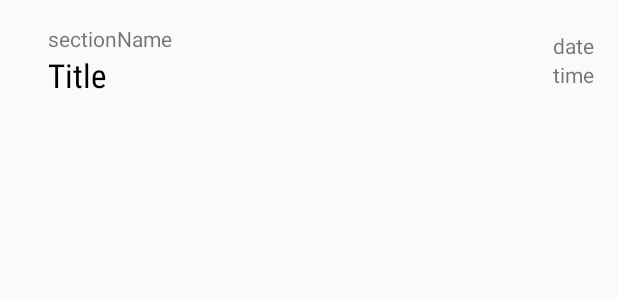
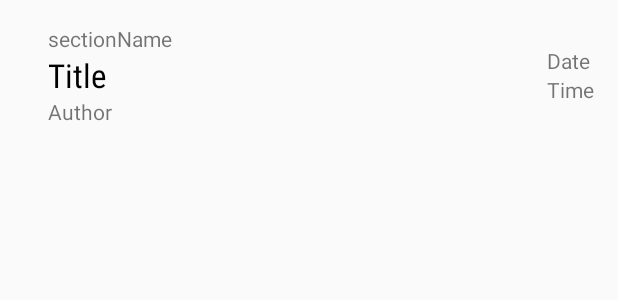
Before and after one commit to ososstar/TownNews, an Android app: the layout list_item.xml on its own in the app's theme, with its tools: preview values and no code run, on a phone screen of 412 x 824 dp. Shown: the top 300 px of the screen. Run offline under Robolectric (Android 15) with nearby library versions, the phone set to English and light mode, and no system bars.

Commit message:
v1.1
AuthorName added to the news list

```diff
--- a/app/src/main/java/com/example/android/townnews/TownNewsActivity.java
+++ b/app/src/main/java/com/example/android/townnews/TownNewsActivity.java
@@ -40,7 +40,7 @@ public class TownNewsActivity extends AppCompatActivity implements LoaderManager
      * URL for the news data from the Guardian dataset
      */
     private static final String GuardianNews =
-            "https://content.guardianapis.com/search?api-key=a1aa3168-c703-45fe-ace5-5092115e3950";
+            "https://content.guardianapis.com/search";
 
     /**
      * Adapter for the list of earthquakes
@@ -137,6 +137,8 @@ public class TownNewsActivity extends AppCompatActivity implements LoaderManager
         Uri.Builder uriBuilder = baseUri.buildUpon();
 
         // Append query parameter and its value. For example, the `page-size=10`
+        uriBuilder.appendQueryParameter("api-key", "a1aa3168-c703-45fe-ace5-5092115e3950");
+        uriBuilder.appendQueryParameter("show-tags", "contributor");
         uriBuilder.appendQueryParameter("q", search);
         uriBuilder.appendQueryParameter("order-by", orderBy);
         uriBuilder.appendQueryParameter("page-size", pageSize);
--- a/app/src/main/res/layout/list_item.xml
+++ b/app/src/main/res/layout/list_item.xml
@@ -10,8 +10,8 @@
         android:layout_width="0dp"
         android:layout_height="wrap_content"
         android:layout_gravity="center_vertical"
-        android:layout_marginLeft="16dp"
-        android:layout_marginStart="16dp"
+        android:layout_marginLeft="@dimen/marginLeft16dp"
+        android:layout_marginStart="@dimen/marginLeft16dp"
         android:layout_weight="1"
         android:orientation="vertical">
         <TextView
@@ -27,14 +27,19 @@
             android:textSize="22sp"
             android:fontFamily="sans-serif-condensed"
             android:textColor="@android:color/black"/>
+        <TextView
+            android:id="@+id/author"
+            android:layout_width="wrap_content"
+            android:layout_height="wrap_content"
+            android:text="@string/author"/>
     </LinearLayout>
 
     <LinearLayout
         android:layout_width="wrap_content"
         android:layout_height="wrap_content"
         android:layout_gravity="center_vertical"
-        android:layout_marginLeft="16dp"
-        android:layout_marginStart="16dp"
+        android:layout_marginLeft="@dimen/marginLeft16dp"
+        android:layout_marginStart="@dimen/marginLeft16dp"
         android:orientation="vertical">
         <TextView
             android:id="@+id/date"
--- /dev/null
+++ b/app/src/main/res/values/dimens.xml
@@ -0,0 +1,4 @@
+<?xml version="1.0" encoding="utf-8"?>
+<resources>
+    <dimen name="marginLeft16dp">16dp</dimen>
+</resources>
--- a/app/src/main/res/values/strings.xml
+++ b/app/src/main/res/values/strings.xml
@@ -1,15 +1,20 @@
 <resources>
+    <!-- Text of TownNews Activity -->
     <string name="app_name">TownNews</string>
     <string name="empty" />
-    <string name="no_news">currently no news available!</string>
+    <string name="no_news">Currently no news available!</string>
     <string name="noInternet">please check your Internet Connection.</string>
     <string name="section_name">sectionName</string>
     <string name="title">Title</string>
-    <string name="date">date</string>
-    <string name="time">time</string>
+    <string name="date">Date</string>
+    <string name="time">Time</string>
+    <string name="author">Author</string>
+
+    <!-- Setting Activity -->
     <string name="settings_title">TownNews Settings</string>
     <string name="settings_menu_item">Settings</string>
 
+    <!-- Label for search option [CHAR LIMIT=20] -->
     <string name="settings_search_label">Search</string>
     <string name="settings_search_key" translatable="false">what do you looking for?</string>
     <string name="settings_search_default" translatable="false">""</string>
@@ -23,10 +28,11 @@
     <string name="settings_order_by_most_recent_label">Most Recent</string>
     <string name="settings_order_by_most_recent_value" translatable="false">newest</string>
 
-    <!-- Label for order-by  option [CHAR LIMIT=20] -->
+    <!-- Label for order-by option [CHAR LIMIT=20] -->
     <string name="settings_order_by_relevance_label">relevance</string>
     <string name="settings_order_by_relevance_value" translatable="false">relevance</string>
 
+    <!-- Label for result quantity option [CHAR LIMIT=20] -->
     <string name="settings_number_of_results_label">How many News Results to display</string>
     <string name="settings_number_of_results_key" translatable="false">max_results</string>
     <string name="settings_number_of_results_default" translatable="false">10</string>
```
Also changed, not shown: app/src/main/java/com/example/android/townnews/News.java (+19 -5 lines), app/src/main/java/com/example/android/townnews/NewsAdapter.java (+12 -1 lines), app/src/main/java/com/example/android/townnews/QueryUtils.java (+11 -1 lines).
